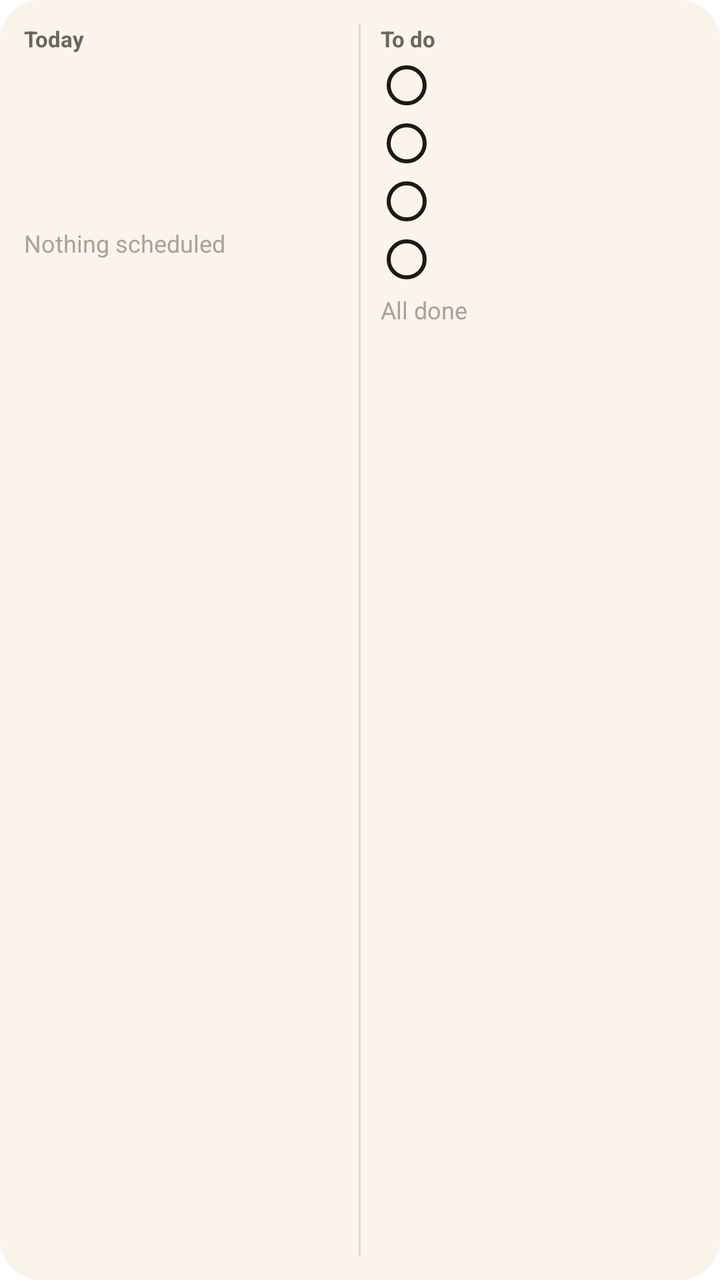
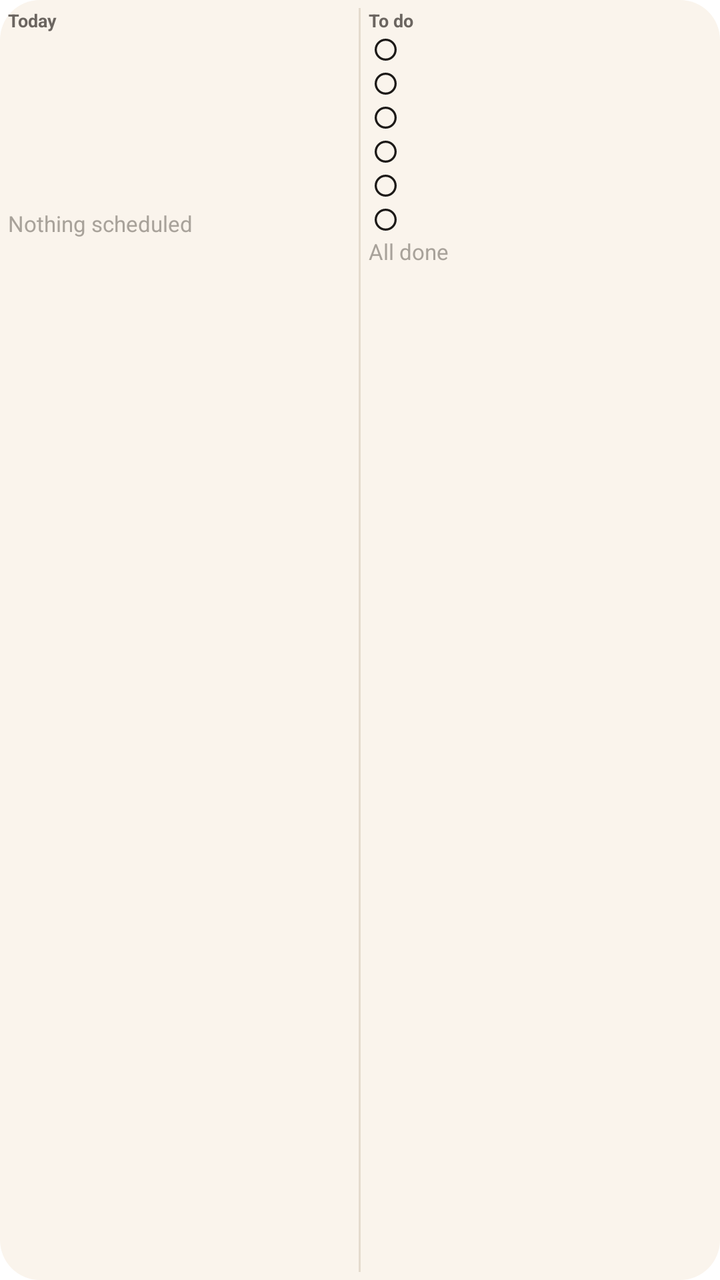

Two renders of the same Android screen: before a commit and after it. Below are the layout's source before the change and the commit's diff.
<!-- AndroidManifest.xml: fallback theme Theme.MaterialComponents.DayNight.NoActionBar -->
<!-- res/layout/seedling_widget.xml -->
<?xml version="1.0" encoding="utf-8"?>
<LinearLayout xmlns:android="http://schemas.android.com/apk/res/android"
    android:id="@+id/widget_root"
    android:layout_width="match_parent"
    android:layout_height="match_parent"
    android:orientation="horizontal"
    android:background="@drawable/seedling_widget_background"
    android:padding="12dp">

    <LinearLayout
        android:layout_width="0dp"
        android:layout_height="match_parent"
        android:layout_weight="1"
        android:orientation="vertical">

        <TextView
            android:layout_width="wrap_content"
            android:layout_height="wrap_content"
            android:text="Today"
            android:textSize="11sp"
            android:textStyle="bold"
            android:textColor="@color/seedling_muted" />

                <LinearLayout
                    android:id="@+id/event_0"
                    android:layout_width="match_parent"
                    android:layout_height="wrap_content"
                    android:orientation="horizontal"
                    android:paddingTop="3dp">
                    <TextView
                        android:id="@+id/event_time_0"
                        android:layout_width="42dp"
                        android:layout_height="wrap_content"
                        android:textSize="11sp"
                        android:textColor="@color/seedling_muted" />
                    <TextView
                        android:id="@+id/event_title_0"
                        android:layout_width="match_parent"
                        android:layout_height="wrap_content"
                        android:maxLines="1"
                        android:ellipsize="end"
                        android:textSize="13sp"
                        android:textColor="@color/seedling_ink" />
                </LinearLayout>
                <LinearLayout
                    android:id="@+id/event_1"
                    android:layout_width="match_parent"
                    android:layout_height="wrap_content"
                    android:orientation="horizontal"
                    android:paddingTop="3dp">
                    <TextView
                        android:id="@+id/event_time_1"
                        android:layout_width="42dp"
                        android:layout_height="wrap_content"
                        android:textSize="11sp"
                        android:textColor="@color/seedling_muted" />
                    <TextView
                        android:id="@+id/event_title_1"
                        android:layout_width="match_parent"
                        android:layout_height="wrap_content"
                        android:maxLines="1"
                        android:ellipsize="end"
                        android:textSize="13sp"
                        android:textColor="@color/seedling_ink" />
                </LinearLayout>
                <LinearLayout
                    android:id="@+id/event_2"
                    android:layout_width="match_parent"
                    android:layout_height="wrap_content"
                    android:orientation="horizontal"
                    android:paddingTop="3dp">
                    <TextView
                        android:id="@+id/event_time_2"
                        android:layout_width="42dp"
                        android:layout_height="wrap_content"
                        android:textSize="11sp"
                        android:textColor="@color/seedling_muted" />
                    <TextView
                        android:id="@+id/event_title_2"
                        android:layout_width="match_parent"
                        android:layout_height="wrap_content"
                        android:maxLines="1"
                        android:ellipsize="end"
                        android:textSize="13sp"
                        android:textColor="@color/seedling_ink" />
                </LinearLayout>
                <LinearLayout
                    android:id="@+id/event_3"
                    android:layout_width="match_parent"
                    android:layout_height="wrap_content"
                    android:orientation="horizontal"
                    android:paddingTop="3dp">
                    <TextView
                        android:id="@+id/event_time_3"
                        android:layout_width="42dp"
                        android:layout_height="wrap_content"
                        android:textSize="11sp"
                        android:textColor="@color/seedling_muted" />
                    <TextView
                        android:id="@+id/event_title_3"
                        android:layout_width="match_parent"
                        android:layout_height="wrap_content"
                        android:maxLines="1"
                        android:ellipsize="end"
                        android:textSize="13sp"
                        android:textColor="@color/seedling_ink" />
                </LinearLayout>
        <TextView
            android:id="@+id/events_empty"
            android:layout_width="wrap_content"
            android:layout_height="wrap_content"
            android:paddingTop="4dp"
            android:text="Nothing scheduled"
            android:textSize="12sp"
            android:textColor="@color/seedling_faint" />
        <TextView
            android:id="@+id/events_more"
            android:layout_width="wrap_content"
            android:layout_height="wrap_content"
            android:paddingTop="2dp"
            android:textSize="11sp"
            android:textColor="@color/seedling_faint" />
    </LinearLayout>

    <View
        android:layout_width="1dp"
        android:layout_height="match_parent"
        android:layout_marginStart="10dp"
        android:layout_marginEnd="10dp"
        android:background="@color/seedling_rule" />

    <LinearLayout
        android:layout_width="0dp"
        android:layout_height="match_parent"
        android:layout_weight="1"
        android:orientation="vertical">

        <TextView
            android:layout_width="wrap_content"
            android:layout_height="wrap_content"
            android:text="To do"
            android:textSize="11sp"
            android:textStyle="bold"
            android:textColor="@color/seedling_muted" />

                <LinearLayout
                    android:id="@+id/task_0"
                    android:layout_width="match_parent"
                    android:layout_height="wrap_content"
                    android:orientation="horizontal"
                    android:gravity="center_vertical"
                    android:paddingTop="3dp">
                    <ImageView
                        android:id="@+id/task_box_0"
                        android:layout_width="26dp"
                        android:layout_height="26dp"
                        android:padding="3dp"
                        android:src="@drawable/seedling_checkbox"
                        android:contentDescription="@string/seedling_widget_description" />
                    <TextView
                        android:id="@+id/task_title_0"
                        android:layout_width="match_parent"
                        android:layout_height="wrap_content"
                        android:layout_marginStart="6dp"
                        android:maxLines="1"
                        android:ellipsize="end"
                        android:textSize="13sp"
                        android:textColor="@color/seedling_ink" />
                </LinearLayout>
                <LinearLayout
                    android:id="@+id/task_1"
                    android:layout_width="match_parent"
                    android:layout_height="wrap_content"
                    android:orientation="horizontal"
                    android:gravity="center_vertical"
                    android:paddingTop="3dp">
                    <ImageView
                        android:id="@+id/task_box_1"
                        android:layout_width="26dp"
                        android:layout_height="26dp"
                        android:padding="3dp"
                        android:src="@drawable/seedling_checkbox"
                        android:contentDescription="@string/seedling_widget_description" />
                    <TextView
                        android:id="@+id/task_title_1"
                        android:layout_width="match_parent"
                        android:layout_height="wrap_content"
                        android:layout_marginStart="6dp"
                        android:maxLines="1"
                        android:ellipsize="end"
                        android:textSize="13sp"
                        android:textColor="@color/seedling_ink" />
                </LinearLayout>
                <LinearLayout
                    android:id="@+id/task_2"
                    android:layout_width="match_parent"
                    android:layout_height="wrap_content"
                    android:orientation="horizontal"
                    android:gravity="center_vertical"
                    android:paddingTop="3dp">
                    <ImageView
                        android:id="@+id/task_box_2"
                        android:layout_width="26dp"
                        android:layout_height="26dp"
                        android:padding="3dp"
                        android:src="@drawable/seedling_checkbox"
                        android:contentDescription="@string/seedling_widget_description" />
                    <TextView
                        android:id="@+id/task_title_2"
                        android:layout_width="match_parent"
                        android:layout_height="wrap_content"
                        android:layout_marginStart="6dp"
                        android:maxLines="1"
                        android:ellipsize="end"
                        android:textSize="13sp"
                        android:textColor="@color/seedling_ink" />
                </LinearLayout>
                <LinearLayout
                    android:id="@+id/task_3"
                    android:layout_width="match_parent"
                    android:layout_height="wrap_content"
                    android:orientation="horizontal"
                    android:gravity="center_vertical"
                    android:paddingTop="3dp">
                    <ImageView
                        android:id="@+id/task_box_3"
                        android:layout_width="26dp"
                        android:layout_height="26dp"
                        android:padding="3dp"
                        android:src="@drawable/seedling_checkbox"
                        android:contentDescription="@string/seedling_widget_description" />
                    <TextView
                        android:id="@+id/task_title_3"
                        android:layout_width="match_parent"
                        android:layout_height="wrap_content"
                        android:layout_marginStart="6dp"
                        android:maxLines="1"
                        android:ellipsize="end"
                        android:textSize="13sp"
                        android:textColor="@color/seedling_ink" />
                </LinearLayout>
        <TextView
            android:id="@+id/tasks_empty"
            android:layout_width="wrap_content"
            android:layout_height="wrap_content"
            android:paddingTop="4dp"
            android:text="All done"
            android:textSize="12sp"
            android:textColor="@color/seedling_faint" />
        <TextView
            android:id="@+id/tasks_more"
            android:layout_width="wrap_content"
            android:layout_height="wrap_content"
            android:paddingTop="2dp"
            android:textSize="11sp"
            android:textColor="@color/seedling_faint" />
    </LinearLayout>
</LinearLayout>
<!-- resources referenced by this layout -->
<resources>
  <color name="seedling_faint">#A8A29A</color>
  <color name="seedling_ink">#1C1917</color>
  <color name="seedling_muted">#6B6560</color>
  <color name="seedling_rule">#E4DBCE</color>
  <!-- drawable seedling_checkbox (drawable) -->
  <?xml version="1.0" encoding="utf-8"?>
  <shape xmlns:android="http://schemas.android.com/apk/res/android"
      android:shape="oval">
      <stroke android:width="2dp" android:color="@color/seedling_ink" />
      <solid android:color="@android:color/transparent" />
      <size android:width="20dp" android:height="20dp" />
  </shape>
  <!-- drawable seedling_widget_background (drawable) -->
  <?xml version="1.0" encoding="utf-8"?>
  <shape xmlns:android="http://schemas.android.com/apk/res/android"
      android:shape="rectangle">
      <solid android:color="@color/seedling_paper" />
      <corners android:radius="20dp" />
  </shape>
  <string name="seedling_widget_description">Today: your appointments and what is left to do.</string>
  <color name="seedling_paper">#FAF4EC</color>
</resources>

<!-- the commit's change to res/layout/seedling_widget.xml (unified diff, before → after) -->
@@ -5,7 +5,7 @@
     android:layout_height="match_parent"
     android:orientation="horizontal"
     android:background="@drawable/seedling_widget_background"
-    android:padding="12dp">
+    android:padding="4dp">
 
     <LinearLayout
         android:layout_width="0dp"
@@ -17,7 +17,7 @@
             android:layout_width="wrap_content"
             android:layout_height="wrap_content"
             android:text="Today"
-            android:textSize="11sp"
+            android:textSize="9sp"
             android:textStyle="bold"
             android:textColor="@color/seedling_muted" />
 
@@ -25,13 +25,12 @@
                     android:id="@+id/event_0"
                     android:layout_width="match_parent"
                     android:layout_height="wrap_content"
-                    android:orientation="horizontal"
-                    android:paddingTop="3dp">
+                    android:orientation="horizontal">
                     <TextView
                         android:id="@+id/event_time_0"
-                        android:layout_width="42dp"
-                        android:layout_height="wrap_content"
-                        android:textSize="11sp"
+                        android:layout_width="32dp"
+                        android:layout_height="wrap_content"
+                        android:textSize="9sp"
                         android:textColor="@color/seedling_muted" />
                     <TextView
                         android:id="@+id/event_title_0"
@@ -39,20 +38,19 @@
                         android:layout_height="wrap_content"
                         android:maxLines="1"
                         android:ellipsize="end"
-                        android:textSize="13sp"
+                        android:textSize="11sp"
                         android:textColor="@color/seedling_ink" />
                 </LinearLayout>
                 <LinearLayout
                     android:id="@+id/event_1"
                     android:layout_width="match_parent"
                     android:layout_height="wrap_content"
-                    android:orientation="horizontal"
-                    android:paddingTop="3dp">
+                    android:orientation="horizontal">
                     <TextView
                         android:id="@+id/event_time_1"
-                        android:layout_width="42dp"
-                        android:layout_height="wrap_content"
-                        android:textSize="11sp"
+                        android:layout_width="32dp"
+                        android:layout_height="wrap_content"
+                        android:textSize="9sp"
                         android:textColor="@color/seedling_muted" />
                     <TextView
                         android:id="@+id/event_title_1"
@@ -60,20 +58,19 @@
                         android:layout_height="wrap_content"
                         android:maxLines="1"
                         android:ellipsize="end"
-                        android:textSize="13sp"
+                        android:textSize="11sp"
                         android:textColor="@color/seedling_ink" />
                 </LinearLayout>
                 <LinearLayout
                     android:id="@+id/event_2"
                     android:layout_width="match_parent"
                     android:layout_height="wrap_content"
-                    android:orientation="horizontal"
-                    android:paddingTop="3dp">
+                    android:orientation="horizontal">
                     <TextView
                         android:id="@+id/event_time_2"
-                        android:layout_width="42dp"
-                        android:layout_height="wrap_content"
-                        android:textSize="11sp"
+                        android:layout_width="32dp"
+                        android:layout_height="wrap_content"
+                        android:textSize="9sp"
                         android:textColor="@color/seedling_muted" />
                     <TextView
                         android:id="@+id/event_title_2"
@@ -81,20 +78,19 @@
                         android:layout_height="wrap_content"
                         android:maxLines="1"
                         android:ellipsize="end"
-                        android:textSize="13sp"
+                        android:textSize="11sp"
                         android:textColor="@color/seedling_ink" />
                 </LinearLayout>
                 <LinearLayout
                     android:id="@+id/event_3"
                     android:layout_width="match_parent"
                     android:layout_height="wrap_content"
-                    android:orientation="horizontal"
-                    android:paddingTop="3dp">
+                    android:orientation="horizontal">
                     <TextView
                         android:id="@+id/event_time_3"
-                        android:layout_width="42dp"
-                        android:layout_height="wrap_content"
-                        android:textSize="11sp"
+                        android:layout_width="32dp"
+                        android:layout_height="wrap_content"
+                        android:textSize="9sp"
                         android:textColor="@color/seedling_muted" />
                     <TextView
                         android:id="@+id/event_title_3"
@@ -102,31 +98,69 @@
                         android:layout_height="wrap_content"
                         android:maxLines="1"
                         android:ellipsize="end"
-                        android:textSize="13sp"
+                        android:textSize="11sp"
+                        android:textColor="@color/seedling_ink" />
+                </LinearLayout>
+                <LinearLayout
+                    android:id="@+id/event_4"
+                    android:layout_width="match_parent"
+                    android:layout_height="wrap_content"
+                    android:orientation="horizontal">
+                    <TextView
+                        android:id="@+id/event_time_4"
+                        android:layout_width="32dp"
+                        android:layout_height="wrap_content"
+                        android:textSize="9sp"
+                        android:textColor="@color/seedling_muted" />
+                    <TextView
+                        android:id="@+id/event_title_4"
+                        android:layout_width="match_parent"
+                        android:layout_height="wrap_content"
+                        android:maxLines="1"
+                        android:ellipsize="end"
+                        android:textSize="11sp"
+                        android:textColor="@color/seedling_ink" />
+                </LinearLayout>
+                <LinearLayout
+                    android:id="@+id/event_5"
+                    android:layout_width="match_parent"
+                    android:layout_height="wrap_content"
+                    android:orientation="horizontal">
+                    <TextView
+                        android:id="@+id/event_time_5"
+                        android:layout_width="32dp"
+                        android:layout_height="wrap_content"
+                        android:textSize="9sp"
+                        android:textColor="@color/seedling_muted" />
+                    <TextView
+                        android:id="@+id/event_title_5"
+                        android:layout_width="match_parent"
+                        android:layout_height="wrap_content"
+                        android:maxLines="1"
+                        android:ellipsize="end"
+                        android:textSize="11sp"
                         android:textColor="@color/seedling_ink" />
                 </LinearLayout>
         <TextView
             android:id="@+id/events_empty"
             android:layout_width="wrap_content"
             android:layout_height="wrap_content"
-            android:paddingTop="4dp"
             android:text="Nothing scheduled"
-            android:textSize="12sp"
+            android:textSize="11sp"
             android:textColor="@color/seedling_faint" />
         <TextView
             android:id="@+id/events_more"
             android:layout_width="wrap_content"
             android:layout_height="wrap_content"
-            android:paddingTop="2dp"
-            android:textSize="11sp"
+            android:textSize="9sp"
             android:textColor="@color/seedling_faint" />
     </LinearLayout>
 
     <View
         android:layout_width="1dp"
         android:layout_height="match_parent"
-        android:layout_marginStart="10dp"
-        android:layout_marginEnd="10dp"
+        android:layout_marginStart="4dp"
+        android:layout_marginEnd="4dp"
         android:background="@color/seedling_rule" />
 
     <LinearLayout
@@ -139,7 +173,7 @@
             android:layout_width="wrap_content"
             android:layout_height="wrap_content"
             android:text="To do"
-            android:textSize="11sp"
+            android:textSize="9sp"
             android:textStyle="bold"
             android:textColor="@color/seedling_muted" />
 
@@ -148,12 +182,11 @@
                     android:layout_width="match_parent"
                     android:layout_height="wrap_content"
                     android:orientation="horizontal"
-                    android:gravity="center_vertical"
-                    android:paddingTop="3dp">
+                    android:gravity="center_vertical">
                     <ImageView
                         android:id="@+id/task_box_0"
-                        android:layout_width="26dp"
-                        android:layout_height="26dp"
+                        android:layout_width="17dp"
+                        android:layout_height="17dp"
                         android:padding="3dp"
                         android:src="@drawable/seedling_checkbox"
                         android:contentDescription="@string/seedling_widget_description" />
@@ -161,10 +194,10 @@
                         android:id="@+id/task_title_0"
                         android:layout_width="match_parent"
                         android:layout_height="wrap_content"
-                        android:layout_marginStart="6dp"
-                        android:maxLines="1"
-                        android:ellipsize="end"
-                        android:textSize="13sp"
+                        android:layout_marginStart="3dp"
+                        android:maxLines="1"
+                        android:ellipsize="end"
+                        android:textSize="11sp"
                         android:textColor="@color/seedling_ink" />
                 </LinearLayout>
                 <LinearLayout
@@ -172,12 +205,11 @@
                     android:layout_width="match_parent"
                     android:layout_height="wrap_content"
                     android:orientation="horizontal"
-                    android:gravity="center_vertical"
-                    android:paddingTop="3dp">
+                    android:gravity="center_vertical">
                     <ImageView
                         android:id="@+id/task_box_1"
-                        android:layout_width="26dp"
-                        android:layout_height="26dp"
+                        android:layout_width="17dp"
+                        android:layout_height="17dp"
                         android:padding="3dp"
                         android:src="@drawable/seedling_checkbox"
                         android:contentDescription="@string/seedling_widget_description" />
@@ -185,10 +217,10 @@
                         android:id="@+id/task_title_1"
                         android:layout_width="match_parent"
                         android:layout_height="wrap_content"
-                        android:layout_marginStart="6dp"
-                        android:maxLines="1"
-                        android:ellipsize="end"
-                        android:textSize="13sp"
+                        android:layout_marginStart="3dp"
+                        android:maxLines="1"
+                        android:ellipsize="end"
+                        android:textSize="11sp"
                         android:textColor="@color/seedling_ink" />
                 </LinearLayout>
                 <LinearLayout
@@ -196,12 +228,11 @@
                     android:layout_width="match_parent"
                     android:layout_height="wrap_content"
                     android:orientation="horizontal"
-                    android:gravity="center_vertical"
-                    android:paddingTop="3dp">
+                    android:gravity="center_vertical">
                     <ImageView
                         android:id="@+id/task_box_2"
-                        android:layout_width="26dp"
-                        android:layout_height="26dp"
+                        android:layout_width="17dp"
+                        android:layout_height="17dp"
                         android:padding="3dp"
                         android:src="@drawable/seedling_checkbox"
                         android:contentDescription="@string/seedling_widget_description" />
@@ -209,10 +240,10 @@
                         android:id="@+id/task_title_2"
                         android:layout_width="match_parent"
                         android:layout_height="wrap_content"
-                        android:layout_marginStart="6dp"
-                        android:maxLines="1"
-                        android:ellipsize="end"
-                        android:textSize="13sp"
+                        android:layout_marginStart="3dp"
+                        android:maxLines="1"
+                        android:ellipsize="end"
+                        android:textSize="11sp"
                         android:textColor="@color/seedling_ink" />
                 </LinearLayout>
                 <LinearLayout
@@ -220,12 +251,11 @@
                     android:layout_width="match_parent"
                     android:layout_height="wrap_content"
                     android:orientation="horizontal"
-                    android:gravity="center_vertical"
-                    android:paddingTop="3dp">
+                    android:gravity="center_vertical">
                     <ImageView
                         android:id="@+id/task_box_3"
-                        android:layout_width="26dp"
-                        android:layout_height="26dp"
+                        android:layout_width="17dp"
+                        android:layout_height="17dp"
                         android:padding="3dp"
                         android:src="@drawable/seedling_checkbox"
                         android:contentDescription="@string/seedling_widget_description" />
@@ -233,26 +263,70 @@
                         android:id="@+id/task_title_3"
                         android:layout_width="match_parent"
                         android:layout_height="wrap_content"
-                        android:layout_marginStart="6dp"
-                        android:maxLines="1"
-                        android:ellipsize="end"
-                        android:textSize="13sp"
+                        android:layout_marginStart="3dp"
+                        android:maxLines="1"
+                        android:ellipsize="end"
+                        android:textSize="11sp"
+                        android:textColor="@color/seedling_ink" />
+                </LinearLayout>
+                <LinearLayout
+                    android:id="@+id/task_4"
+                    android:layout_width="match_parent"
+                    android:layout_height="wrap_content"
+                    android:orientation="horizontal"
+                    android:gravity="center_vertical">
+                    <ImageView
+                        android:id="@+id/task_box_4"
+                        android:layout_width="17dp"
+                        android:layout_height="17dp"
+                        android:padding="3dp"
+                        android:src="@drawable/seedling_checkbox"
+                        android:contentDescription="@string/seedling_widget_description" />
+                    <TextView
+                        android:id="@+id/task_title_4"
+                        android:layout_width="match_parent"
+                        android:layout_height="wrap_content"
+                        android:layout_marginStart="3dp"
+                        android:maxLines="1"
+                        android:ellipsize="end"
+                        android:textSize="11sp"
+                        android:textColor="@color/seedling_ink" />
+                </LinearLayout>
+                <LinearLayout
+                    android:id="@+id/task_5"
+                    android:layout_width="match_parent"
+                    android:layout_height="wrap_content"
+                    android:orientation="horizontal"
+                    android:gravity="center_vertical">
+                    <ImageView
+                        android:id="@+id/task_box_5"
+                        android:layout_width="17dp"
+                        android:layout_height="17dp"
+                        android:padding="3dp"
+                        android:src="@drawable/seedling_checkbox"
+                        android:contentDescription="@string/seedling_widget_description" />
+                    <TextView
+                        android:id="@+id/task_title_5"
+                        android:layout_width="match_parent"
+                        android:layout_height="wrap_content"
+                        android:layout_marginStart="3dp"
+                        android:maxLines="1"
+                        android:ellipsize="end"
+                        android:textSize="11sp"
                         android:textColor="@color/seedling_ink" />
                 </LinearLayout>
         <TextView
             android:id="@+id/tasks_empty"
             android:layout_width="wrap_content"
             android:layout_height="wrap_content"
-            android:paddingTop="4dp"
             android:text="All done"
-            android:textSize="12sp"
+            android:textSize="11sp"
             android:textColor="@color/seedling_faint" />
         <TextView
             android:id="@+id/tasks_more"
             android:layout_width="wrap_content"
             android:layout_height="wrap_content"
-            android:paddingTop="2dp"
-            android:textSize="11sp"
+            android:textSize="9sp"
             android:textColor="@color/seedling_faint" />
     </LinearLayout>
 </LinearLayout>
